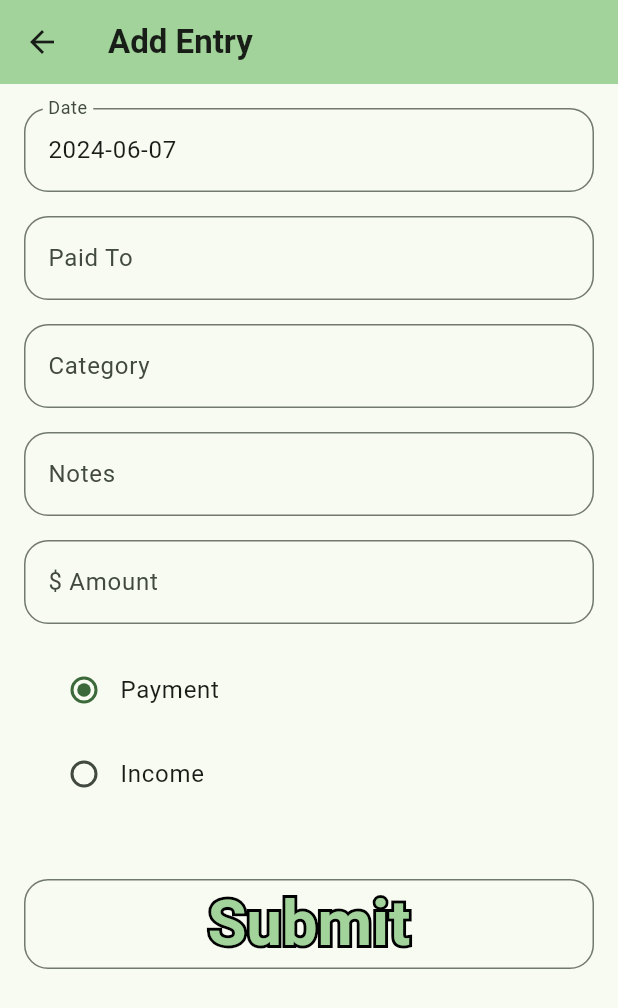
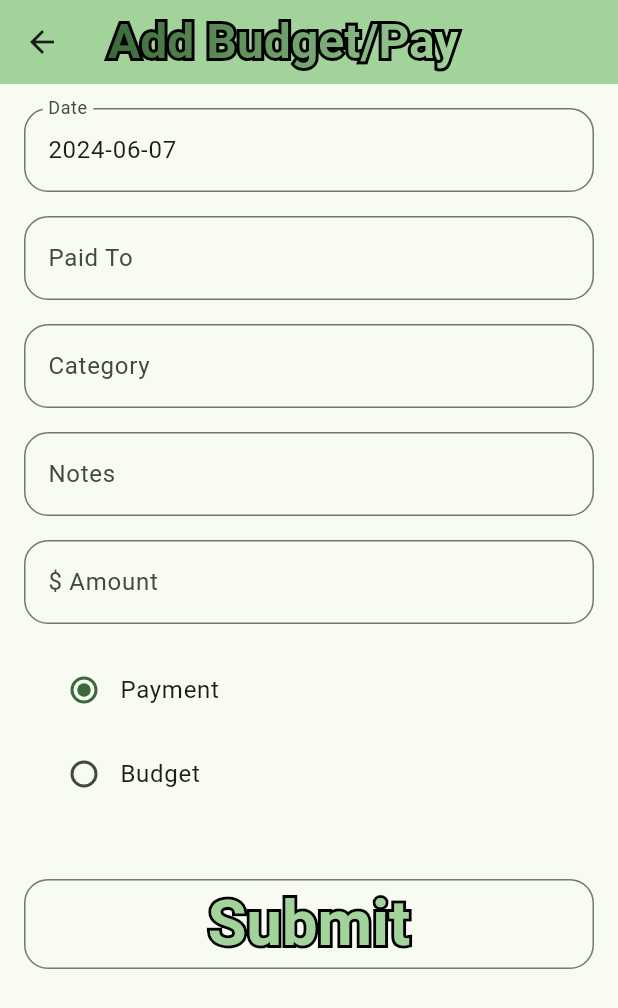
Before and after one commit to jahager/Tiny_Budget, a Flutter app: the AddEntryPage screen opened directly, on a phone screen of 412 x 824 dp. Shown: the top 1008 px of the screen. Run offline on Flutter 3.47's test engine with Material 3 defaults, Android fonts, the phone set to English and light mode, and no system bars; our stand-ins replace fl_chart, sqflite; accounts and stored records are empty.

Commit message:
Major Graphs Theme update
Added line charts and overhauled theme

```diff
--- a/lib/add_entry_page.dart
+++ b/lib/add_entry_page.dart
@@ -71,9 +71,8 @@ class _AddEntryPageState extends State<AddEntryPage> {
     return Scaffold(
       appBar: AppBar(
         backgroundColor: Theme.of(context).colorScheme.primaryFixedDim,
-        title: const Text(
-          "Add Entry",
-          style: TextStyle(fontWeight: FontWeight.bold),
+        title: const OutlineText(
+          "Add Budget/Pay", withGradient: true, fontSize: 32,
         ),
       ),
       body: Center(
@@ -191,7 +190,7 @@ class _AddEntryPageState extends State<AddEntryPage> {
               ),
             ),
             ListTile(
-              title: const Text('Income'),
+              title: const Text('Budget'),
               horizontalTitleGap: 0,
               leading: Radio<EntryType>(
                 value: EntryType.income,
--- a/lib/budget_theme.dart
+++ b/lib/budget_theme.dart
@@ -4,15 +4,35 @@ import 'package:flutter/services.dart';
 
 final ButtonStyle roundSquareStyle = OutlinedButton.styleFrom(
     shape: const RoundedRectangleBorder(
-        borderRadius: BorderRadius.all(Radius.circular(16)))
-);
+        borderRadius: BorderRadius.all(Radius.circular(16))));
 
 class OutlineText extends StatelessWidget {
-  const OutlineText(this.text, {this.fontSize = 42});
+  const OutlineText(this.text, {this.fontSize = 42, this.outlineWidth = 4, this.withGradient = false, this.color = const [] });
   final String text;
+  final double outlineWidth;
   final double fontSize;
+  final bool withGradient;
+  final List<Color> color;
   @override
   Widget build(BuildContext context) {
+    List<Color> colors = color.toList();
+    switch (colors.length){
+      case 0:
+        if (withGradient){
+          colors.add(Theme.of(context).colorScheme.primary);
+          colors.add(Theme.of(context).colorScheme.inversePrimary);
+        } else {
+          colors.add(Theme.of(context).colorScheme.inversePrimary);
+          colors.add(Theme.of(context).colorScheme.inversePrimary);
+        }
+      break;
+      case 1:
+        colors.add(colors[0]);
+        break;
+      default:
+        break;
+    }
+
     return Stack(children: [
       Text(
         text,
@@ -21,18 +41,24 @@ class OutlineText extends StatelessWidget {
           fontSize: fontSize,
           foreground: Paint()
             ..style = PaintingStyle.stroke
-            ..strokeWidth = 4
+            ..strokeWidth = outlineWidth
             ..color = Colors.black,
         ),
       ),
-      Text(
+      ShaderMask(
+        blendMode: BlendMode.srcIn,
+        shaderCallback: (bounds) => LinearGradient(colors: colors).createShader(
+          Rect.fromLTWH(0, 0, bounds.width, bounds.height),
+        ),
+        child: Text(
           text,
           style: TextStyle(
             fontWeight: FontWeight.bold,
             fontSize: fontSize,
-          color: Theme.of(context).colorScheme.inversePrimary,
+            color: colors[0],
           ),
         ),
+      )
     ]);
   }
 }
@@ -44,14 +70,12 @@ class RoundBoxContainer extends StatelessWidget {
   Widget build(BuildContext context) {
     return Container(
         decoration: BoxDecoration(
-        border: Border.all(color: Theme.of(context).colorScheme.primary,
-    width: 2
-    ),
+      border:
+          Border.all(color: Theme.of(context).colorScheme.primary, width: 2),
       borderRadius: BorderRadius.circular(16.0),
     ));
   }
 }
-
 
 class DollarTextInputFormatter extends TextInputFormatter {
   final int decimalRange;
@@ -59,14 +83,14 @@ class DollarTextInputFormatter extends TextInputFormatter {
   DollarTextInputFormatter({this.decimalRange = 2}) : assert(decimalRange > 0);
 
   @override
-  TextEditingValue formatEditUpdate(TextEditingValue oldValue, TextEditingValue newValue) {
+  TextEditingValue formatEditUpdate(
+      TextEditingValue oldValue, TextEditingValue newValue) {
     TextSelection newSelection = newValue.selection;
     String truncated = newValue.text;
 
     if (newValue.text.isEmpty) {
       return newValue;
     }
-
 
     if (newValue.text == ".") {
       truncated = "0.";
@@ -75,10 +99,13 @@ class DollarTextInputFormatter extends TextInputFormatter {
         extentOffset: min(truncated.length, truncated.length + 1),
       );
     } else if (newValue.text.contains(".") &&
-        newValue.text.substring(newValue.text.indexOf(".") + 1).length > decimalRange) {
+        newValue.text.substring(newValue.text.indexOf(".") + 1).length >
+            decimalRange) {
       truncated = oldValue.text;
       newSelection = oldValue.selection;
-    } else if (truncated.startsWith("0") && truncated.length > 1 && !truncated.contains(".")) {
+    } else if (truncated.startsWith("0") &&
+        truncated.length > 1 &&
+        !truncated.contains(".")) {
       truncated = truncated.substring(1);
     } else {
       int indexOfDecimal = truncated.indexOf(".");
--- a/lib/entry_db.dart
+++ b/lib/entry_db.dart
@@ -19,8 +19,12 @@ class Entry {
     return DateFormat('yyyy-MM-dd').format(this.date).toString();
   }
 
+  int getDateAsInt() {
+      return date.millisecondsSinceEpoch;
+  }
+
   String getType() {
-    return this.type ? "Payment" : "Income";
+    return this.type ? "Payment" : "Budget";
   }
 
   @override
--- a/lib/main.dart
+++ b/lib/main.dart
@@ -100,7 +100,7 @@ class _MyHomePageState extends State<MyHomePage> {
                               MaterialPageRoute(
                                   builder: (context) => const AddEntryPage()));
                         },
-                        child: const OutlineText("Add Entry")
+                        child: const OutlineText("Add")
                     ),
                     )
                 ),
@@ -118,7 +118,7 @@ class _MyHomePageState extends State<MyHomePage> {
                                   builder: (context) =>
                                       const ViewEntriesPage()));
                         },
-                        child: const OutlineText("View Entries",)),
+                        child: const OutlineText("View",)),
                   )),
               const Spacer(),
               Expanded(
@@ -134,7 +134,7 @@ class _MyHomePageState extends State<MyHomePage> {
                                   builder: (context) =>
                                       const ViewSummaryPage()));
                         },
-                        child: const OutlineText("View Summary",)),
+                        child: const OutlineText("Summary",)),
                   )),
               const Spacer(),
             ],
--- a/lib/view_entries_page.dart
+++ b/lib/view_entries_page.dart
@@ -3,6 +3,7 @@ import 'package:flutter/foundation.dart';
 import 'package:flutter/material.dart';
 import 'package:intl/intl.dart';
 
+import 'budget_theme.dart';
 import 'entry_db.dart';
 
 class ViewEntriesPage extends StatefulWidget {
@@ -33,9 +34,8 @@ class _ViewEntriesPageState extends State<ViewEntriesPage> {
     return Scaffold(
       appBar: AppBar(
         backgroundColor: Theme.of(context).colorScheme.primaryFixedDim,
-        title: const Text(
-          "View Entries",
-          style: TextStyle(fontWeight: FontWeight.bold),
+        title: const OutlineText(
+          "Budget Items", withGradient: true, fontSize: 32,
         ),
       ),
       body: Padding(
```
Also changed, not shown: lib/entry_chart.dart (+56 -23 lines), lib/line_chart.dart (added, +205 -0 lines), lib/view_summary_page.dart (+55 -9 lines). Lines whose indentation alone changed are shown as unchanged.
